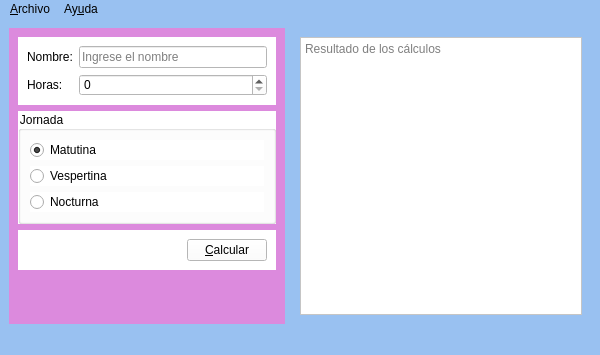
Old version of the form salarios.ui in the repository rtufino/P60-Salarios.
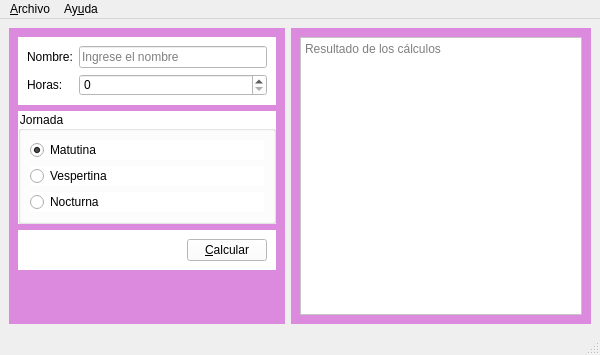
New version of the form. Icons and pictures are not drawn.

Diff of the .ui file:
```diff
--- a/salarios.ui
+++ b/salarios.ui
@@ -26,9 +26,6 @@
    <iconset resource="Recursos.qrc">
     <normaloff>:/Resourses/salario.png</normaloff>:/Resourses/salario.png</iconset>
   </property>
-  <property name="styleSheet">
-   <string notr="true">background-color: rgb(153, 193, 241);</string>
-  </property>
   <widget class="QWidget" name="centralwidget">
    <layout class="QHBoxLayout" name="horizontalLayout_2">
     <item>
@@ -171,6 +168,9 @@
         <height>0</height>
        </size>
       </property>
+      <property name="styleSheet">
+       <string notr="true">background-color: rgb(220, 138, 221);</string>
+      </property>
       <layout class="QVBoxLayout" name="verticalLayout_3">
        <item>
         <widget class="QPlainTextEdit" name="outCalculos">
```
Left out of the diff: 24 changed lines with no effect on the pictures.
